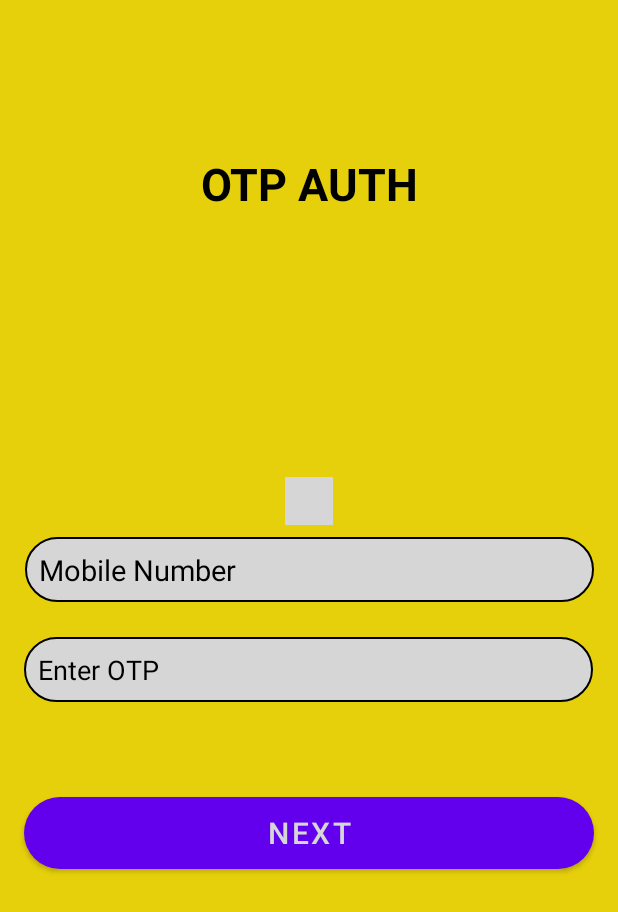
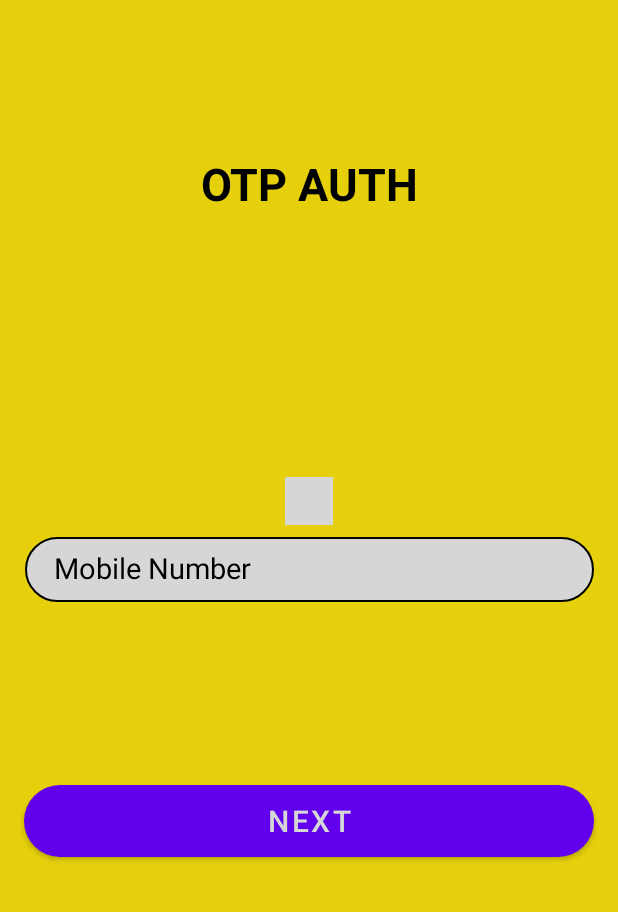
Before and after one commit to mdmuneer313/Indii-The-Cycle, an Android app: the Registration screen opened directly, with no data from a screen before it, on a phone screen of 412 x 824 dp. Shown: the top 912 px of the screen. Run offline under Robolectric (Android 15) with nearby library versions, the phone set to English and light mode, and no system bars; plain views replace CountryCodePicker; Roboto replaces fonts that are not available here; grey boxes are pictures that could not be loaded.

Commit message:
registration design xml

```diff
--- a/app/src/main/res/layout/activity_registration.xml
+++ b/app/src/main/res/layout/activity_registration.xml
@@ -45,6 +45,7 @@ android:fontFamily="@font/aclonica"
         android:background="@drawable/circle_shape"
         android:ems="10"
         android:hint="  Mobile Number"
+        android:padding="10dp"
         android:inputType="phone"
         android:textColor="#000"
         android:textColorHint="#000"
@@ -78,19 +79,20 @@ android:fontFamily="@font/aclonica"
     <ProgressBar
         android:id="@+id/progressBar"
         style="?android:attr/progressBarStyle"
-        android:layout_width="wrap_content"
-        android:layout_height="wrap_content"
+        android:layout_width="42dp"
+        android:layout_height="36dp"
         android:layout_marginStart="16dp"
-        android:layout_marginTop="20dp"
+        android:layout_marginTop="16dp"
+
         android:visibility="invisible"
         app:layout_constraintStart_toStartOf="parent"
         app:layout_constraintTop_toBottomOf="@+id/phone" />
 
     <TextView
         android:id="@+id/state"
-        android:layout_width="0dp"
-        android:layout_height="wrap_content"
-        android:layout_marginStart="16dp"
+        android:layout_width="215dp"
+        android:layout_height="26dp"
+        android:layout_marginStart="60dp"
         android:layout_marginEnd="8dp"
         android:text="Sending OTP.."
         android:textColor="#FFEB3B"
@@ -98,8 +100,10 @@ android:fontFamily="@font/aclonica"
         android:visibility="invisible"
         app:layout_constraintBottom_toBottomOf="@+id/progressBar"
         app:layout_constraintEnd_toEndOf="parent"
+        app:layout_constraintHorizontal_bias="0.0"
         app:layout_constraintStart_toEndOf="@+id/progressBar"
-        app:layout_constraintTop_toTopOf="@+id/progressBar" />
+        app:layout_constraintTop_toTopOf="@+id/progressBar"
+        app:layout_constraintVertical_bias="0.458" />
 
     <EditText
         android:id="@+id/codeEnter"
@@ -113,16 +117,17 @@ android:fontFamily="@font/aclonica"
         android:ems="10"
         android:hint="  Enter OTP"
         android:inputType="number"
+        android:padding="10dp"
         android:textColor="#000"
         android:textColorHighlight="#000"
         android:textColorHint="#000"
-        android:visibility="visible"
+        android:visibility="invisible"
         app:layout_constraintBottom_toBottomOf="parent"
         app:layout_constraintEnd_toEndOf="parent"
         app:layout_constraintHorizontal_bias="0.0"
         app:layout_constraintStart_toStartOf="parent"
         app:layout_constraintTop_toBottomOf="@+id/phone"
-        app:layout_constraintVertical_bias="0.042" />
+        app:layout_constraintVertical_bias="0.017" />
 
     <TextView
         android:id="@+id/resendOtpBtn"
```
Also changed, not shown: 1 other file.
